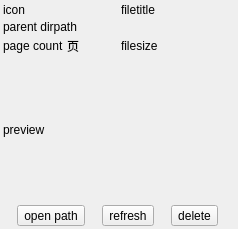
This is components/widget_assembler_similar_result_preview/widget_comic_info/res/comic_info.ui in PPJUST/ComicDup as Qt 5 draws it before an edit. The edited form follows.
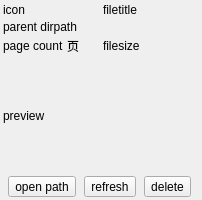
This is the edited form.

```diff
--- a/components/widget_assembler_similar_result_preview/widget_comic_info/res/comic_info.ui
+++ b/components/widget_assembler_similar_result_preview/widget_comic_info/res/comic_info.ui
@@ -6,8 +6,8 @@
    <rect>
     <x>0</x>
     <y>0</y>
-    <width>238</width>
-    <height>229</height>
+    <width>202</width>
+    <height>200</height>
    </rect>
   </property>
   <property name="windowTitle">
```
